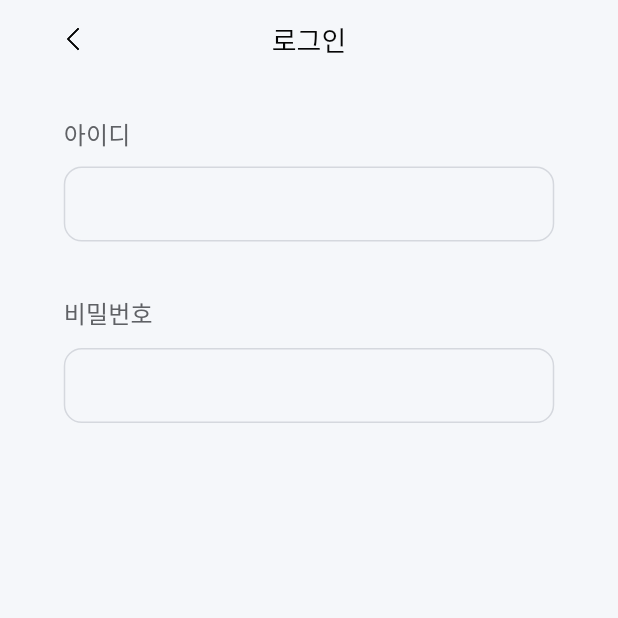
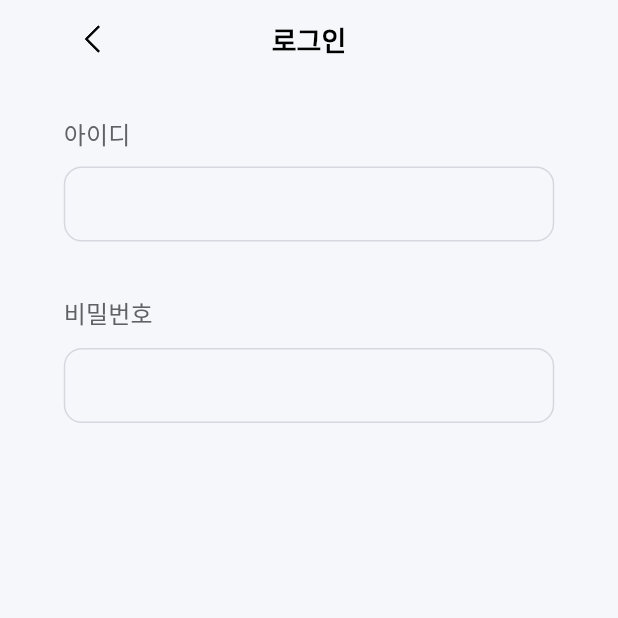
Before and after one commit to 2026-quadS-Bridge-Project/Quad-S-Team12-App-Child, a Flutter app: the LoginPage screen opened by its route, on a phone screen of 412 x 824 dp, the top half of it. Run offline on Flutter 3.47's test engine with Material 3 defaults, Android fonts, the phone set to English and light mode, and no system bars; our stand-ins replace dotted_border, fl_chart, flutter_svg, go_router, image_picker, shared_preferences; accounts and stored records are empty; Roboto replaces fonts that are missing (Pretendard).

Commit message:
refactor(auth,home): migrate to shared widgets + Figma fidelity fixes
login_page.dart:
- 🚨 Password field obscureText: true (was plaintext)
- Inline _LoginTopBar / _LoginButton removed → BridgeAppBar + BridgeButton
- Back button context.go('/') → context.pop() (push from intro restores stack)
- Cached-login → /child-home (was /child-home/onboarding)
- AppColors.inkBlack replaces #050505 literal

signup_page.dart:
- 🚨 Password + confirm fields obscureText: true
- Inline _SignupTopBar / _SignupButton removed → BridgeAppBar + BridgeButton
- Back button context.go('/') → context.pop()
- Post-signup auto-login: AuthSession.saveLogin + context.go('/child-home')
  (was context.go('/') dumping user back at intro)
- _FieldCheck.inactive renders SizedBox.shrink() (was misleading gray checkmark)

home_page.dart (intro):
- Cached-login redirect → /child-home (was /child-home/onboarding which hid missions)
- FutureBuilder gate eliminates 1-frame intro flash race
- AppColors.brandWordmark = #6DB5FF (distinct from primary #3A99F8 per Figma)
- ElevatedButton + GestureDetector link → BridgeButton(primary large) + BridgeButton(textLink)

Co-Authored-By: Claude Opus 4.7 (1M context) <noreply@anthropic.com>

```diff
--- a/lib/features/login/presentation/pages/login_page.dart
+++ b/lib/features/login/presentation/pages/login_page.dart
@@ -1,11 +1,12 @@
 import 'package:flutter/material.dart';
 import 'package:flutter/services.dart';
-import 'package:flutter_svg/flutter_svg.dart';
 import 'package:go_router/go_router.dart';
 
 import '../../../../core/auth/auth_session.dart';
 import '../../../../core/theme/app_colors.dart';
 import '../../../../core/theme/app_typography.dart';
+import '../../../../core/widgets/buttons/bridge_button.dart';
+import '../../../../core/widgets/layout/bridge_app_bar.dart';
 
 enum _LoginErrorType { missingUser, wrongPassword }
 
@@ -81,7 +82,9 @@ class _LoginPageState extends State<LoginPage> {
     if (!mounted) {
       return;
     }
-    context.go('/child-home/onboarding');
+    // Land on the actual home (donut/empty + missions). `/child-home/onboarding`
+    // is reserved for the first-time parent-connect overlay, not every login.
+    context.go('/child-home');
   }
 
   @override
@@ -112,7 +115,10 @@ class _LoginPageState extends State<LoginPage> {
                         padding: const EdgeInsets.symmetric(horizontal: 24),
                         child: Column(
                           children: [
-                            _LoginTopBar(onBack: () => context.go('/')),
+                            BridgeAppBar(
+                              title: '로그인',
+                              onBack: () => context.pop(),
+                            ),
                             const SizedBox(height: 25),
                             _LoginField(
                               label: '아이디',
@@ -144,15 +150,18 @@ class _LoginPageState extends State<LoginPage> {
                               ],
                               keyboardType: TextInputType.visiblePassword,
                               labelBottomSpacing: 12,
+                              obscureText: true,
                             ),
                             const Spacer(),
                             if (_errorMessage case final String message) ...[
                               _LoginToast(message: message),
                               const SizedBox(height: 15),
                             ],
-                            _LoginButton(
+                            BridgeButton(
                               label: '로그인',
-                              enabled: _canSubmit,
+                              variant: BridgeButtonVariant.primary,
+                              size: BridgeButtonSize.large,
+                              fullWidth: true,
                               onPressed: _canSubmit ? _submit : null,
                             ),
                             const SizedBox(height: 29),
@@ -171,51 +180,6 @@ class _LoginPageState extends State<LoginPage> {
   }
 }
 
-class _LoginTopBar extends StatelessWidget {
-  const _LoginTopBar({required this.onBack});
-
-  final VoidCallback onBack;
-
-  @override
-  Widget build(BuildContext context) {
-    return SizedBox(
-      height: 52,
-      child: Stack(
-        children: [
-          Positioned(
-            left: 0,
-            top: 14,
-            width: 24,
-            height: 24,
-            child: GestureDetector(
-              onTap: onBack,
-              behavior: HitTestBehavior.opaque,
-              child: Padding(
-                padding: const EdgeInsets.all(2),
-                child: SvgPicture.asset(
-                  'assets/icons/cmp/btn/back.svg',
-                  fit: BoxFit.contain,
-                ),
-              ),
-            ),
-          ),
-          Center(
-            child: Text(
-              '로그인',
-              style: AppTypography.headlineMedium.copyWith(
-                fontSize: 18,
-                height: 1.445,
-                letterSpacing: -0.0036,
-                color: const Color(0xFF050505),
-              ),
-            ),
-          ),
-        ],
-      ),
-    );
-  }
-}
-
 class _LoginField extends StatelessWidget {
   const _LoginField({
     required this.label,
@@ -225,6 +189,7 @@ class _LoginField extends StatelessWidget {
     required this.inputFormatters,
     required this.keyboardType,
     required this.labelBottomSpacing,
+    this.obscureText = false,
   });
 
   final String label;
@@ -234,6 +199,7 @@ class _LoginField extends StatelessWidget {
   final List<TextInputFormatter> inputFormatters;
   final TextInputType keyboardType;
   final double labelBottomSpacing;
+  final bool obscureText;
 
   @override
   Widget build(BuildContext context) {
@@ -264,6 +230,7 @@ class _LoginField extends StatelessWidget {
               controller: controller,
               onChanged: onChanged,
               keyboardType: keyboardType,
+              obscureText: obscureText,
               autocorrect: false,
               enableSuggestions: false,
               textCapitalization: TextCapitalization.none,
@@ -356,44 +323,3 @@ class _LoginToastWarningIcon extends StatelessWidget {
     );
   }
 }
-
-class _LoginButton extends StatelessWidget {
-  const _LoginButton({
-    required this.label,
-    required this.enabled,
-    required this.onPressed,
-  });
-
-  final String label;
-  final bool enabled;
-  final VoidCallback? onPressed;
-
-  @override
-  Widget build(BuildContext context) {
-    return SizedBox(
-      width: double.infinity,
-      height: 54,
-      child: FilledButton(
-        onPressed: onPressed,
-        style: FilledButton.styleFrom(
-          elevation: 0,
-          backgroundColor: AppColors.primary,
-          disabledBackgroundColor: AppColors.gray200,
-          foregroundColor: AppColors.white,
-          disabledForegroundColor: AppColors.gray300,
-          shape: RoundedRectangleBorder(borderRadius: BorderRadius.circular(8)),
-        ),
-        child: Text(
-          label,
-          style: AppTypography.headlineMedium.copyWith(
-            fontSize: 18,
-            height: 1.445,
-            letterSpacing: -0.0036,
-            fontWeight: FontWeight.w500,
-            color: enabled ? AppColors.white : AppColors.gray300,
-          ),
-        ),
-      ),
-    );
-  }
-}
```
Also changed, not shown: lib/features/home/presentation/pages/home_page.dart (+36 -34 lines), lib/features/signup/presentation/pages/signup_page.dart (+35 -100 lines).
